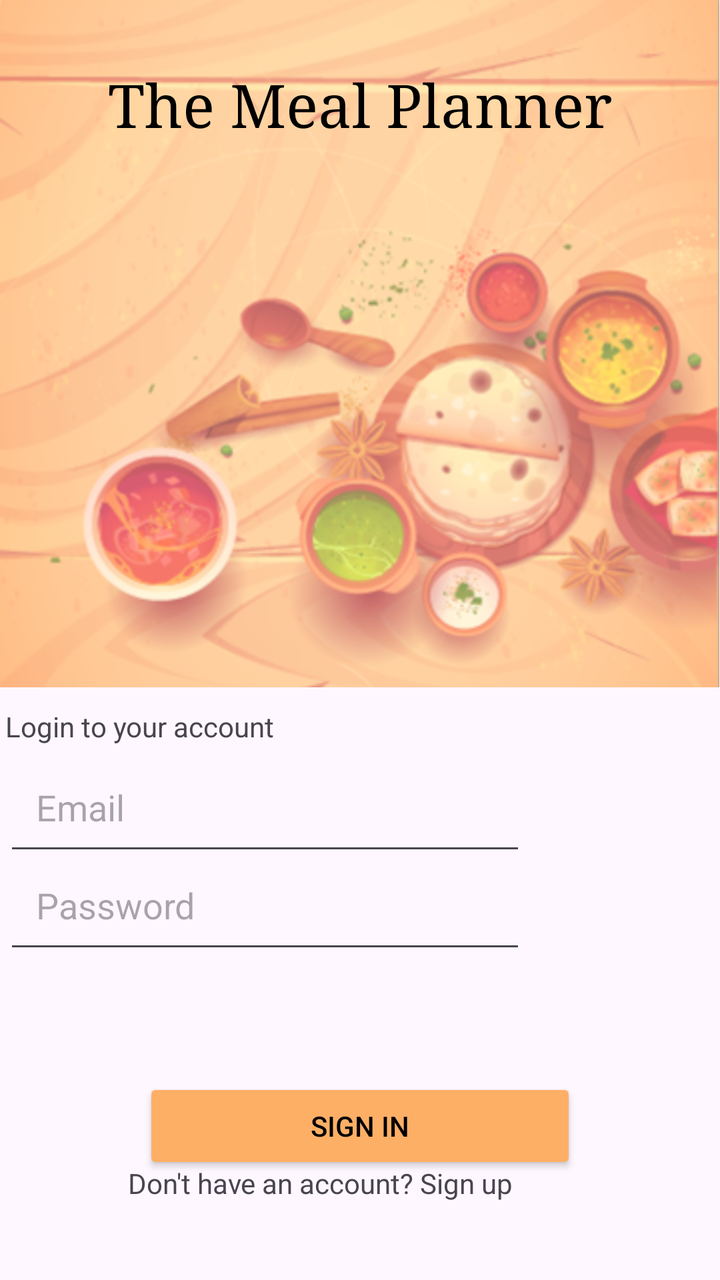
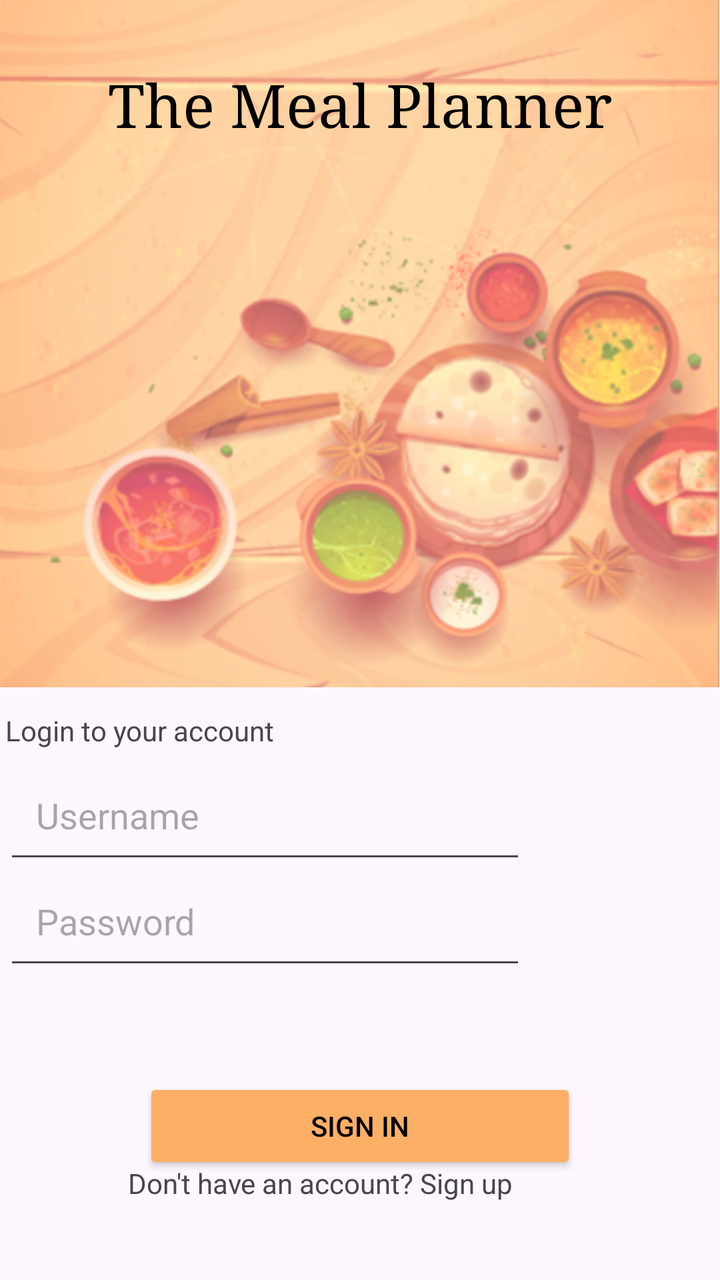

Screens rendered from an Android XML layout before and after an edit, with the pre-edit source and the edit as a unified diff.
<!-- AndroidManifest.xml: application theme Theme.MealPlannerApp -->
<!-- res/layout/activity_main.xml -->
<?xml version="1.0" encoding="utf-8"?>
<androidx.constraintlayout.widget.ConstraintLayout xmlns:android="http://schemas.android.com/apk/res/android"
    xmlns:app="http://schemas.android.com/apk/res-auto"
    xmlns:tools="http://schemas.android.com/tools"
    android:layout_width="match_parent"
    android:layout_height="match_parent"
    android:onClick="signUpText"
    tools:context=".MainActivity">

    <ImageView
        android:id="@+id/imageView_bg"
        android:layout_width="wrap_content"
        android:layout_height="wrap_content"
        android:adjustViewBounds="true"
        android:cropToPadding="false"
        android:scaleType="fitStart"
        android:scaleX="1"
        android:scaleY="1"
        app:layout_constraintEnd_toEndOf="parent"
        app:layout_constraintStart_toStartOf="parent"
        app:layout_constraintTop_toTopOf="parent"
        app:srcCompat="@drawable/bg_" />

    <TextView
        android:id="@+id/TextView_Title"
        android:layout_width="wrap_content"
        android:layout_height="wrap_content"
        android:layout_marginBottom="240dp"
        android:fontFamily="serif"
        android:text="The Meal Planner"
        android:textColor="#000000"
        android:textSize="30sp"
        app:layout_constraintBottom_toBottomOf="@+id/imageView_bg"
        app:layout_constraintEnd_toEndOf="@+id/imageView_bg"
        app:layout_constraintStart_toStartOf="@+id/imageView_bg"
        app:layout_constraintTop_toTopOf="@+id/imageView_bg" />

    <TextView
        android:id="@+id/textView_signup"
        android:layout_width="wrap_content"
        android:layout_height="wrap_content"
        android:layout_marginTop="8dp"
        android:layout_marginEnd="220dp"
        android:text="Login to your account"
        app:layout_constraintBottom_toTopOf="@+id/editText_email_signin"
        app:layout_constraintEnd_toEndOf="parent"
        app:layout_constraintStart_toStartOf="parent"
        app:layout_constraintTop_toBottomOf="@+id/imageView_bg" />

    <EditText
        android:id="@+id/editText_email_signin"
        android:layout_width="261dp"
        android:layout_height="58dp"
        android:layout_marginTop="40dp"
        android:layout_marginEnd="95dp"
        android:ems="10"
        android:hint="Email"
        android:inputType="text"
        android:padding="48px"
        app:layout_constraintBottom_toTopOf="@+id/editText_password_signin"
        app:layout_constraintEnd_toEndOf="parent"
        app:layout_constraintStart_toStartOf="parent"
        app:layout_constraintTop_toBottomOf="@+id/imageView_bg" />

    <EditText
        android:id="@+id/editText_password_signin"
        android:layout_width="261dp"
        android:layout_height="58dp"
        android:layout_marginTop="80dp"
        android:layout_marginEnd="95dp"
        android:ems="10"
        android:hint="Password"
        android:inputType="text"
        android:padding="48px"
        app:layout_constraintEnd_toEndOf="parent"
        app:layout_constraintStart_toStartOf="parent"
        app:layout_constraintTop_toBottomOf="@+id/imageView_bg" />

    <TextView
        android:id="@+id/textView_signIn"
        android:layout_width="232dp"
        android:layout_height="20dp"
        android:layout_marginTop="200dp"
        android:text="@string/sign_up"
        app:layout_constraintBottom_toBottomOf="parent"
        app:layout_constraintEnd_toEndOf="parent"
        app:layout_constraintStart_toStartOf="parent"
        app:layout_constraintTop_toBottomOf="@+id/imageView_bg" />

    <Button
        android:id="@+id/button_signin"
        android:layout_width="wrap_content"
        android:layout_height="wrap_content"
        android:layout_marginTop="200dp"
        android:width="650px"
        android:height="140px"
        android:backgroundTint="#feaf66"
        android:text="Sign In"
        android:textColor="#000000"
        android:textColorHighlight="#FEAF66"
        android:textColorLink="#FEAF66"
        app:iconPadding="8dp"
        app:layout_constraintBottom_toTopOf="@+id/textView_signIn"
        app:layout_constraintEnd_toEndOf="parent"
        app:layout_constraintStart_toStartOf="parent"
        app:layout_constraintTop_toBottomOf="@+id/imageView_bg" />

    <TextView
        android:id="@+id/textView_signup_sheet"
        android:layout_width="wrap_content"
        android:layout_height="wrap_content"
        android:layout_marginStart="220dp"
        android:layout_marginEnd="80dp"
        android:clickable="true"
        android:focusable="true"
        android:onClick="signUpText"
        android:padding="48px"
        android:text="@string/clickable"
        android:textColor="#57a0d4"
        app:layout_constraintBottom_toBottomOf="@+id/textView_signIn"
        app:layout_constraintEnd_toEndOf="parent"
        app:layout_constraintHorizontal_bias="0.66"
        app:layout_constraintStart_toEndOf="@+id/textView_signIn"
        app:layout_constraintStart_toStartOf="@+id/textView_signIn"
        app:layout_constraintTop_toTopOf="@+id/textView_signIn"
        app:layout_constraintVertical_bias="0.48000002" />

</androidx.constraintlayout.widget.ConstraintLayout>
<!-- resources referenced by this layout -->
<resources>
  <!-- drawable bg_: png bitmap (drawable, 492366 bytes) -->
  <string name="clickable"><u>Here</u>.</string>
  <string name="sign_up">Don\'t have an account? Sign up  </string>
  <style name="Theme.MealPlannerApp" parent="Base.Theme.MealPlannerApp" />
  <style name="Base.Theme.MealPlannerApp" parent="Theme.Material3.DayNight.NoActionBar">
          
          <item name="colorPrimary">@color/orange</item>
          <item name="colorPrimaryVariant">@color/darkRed</item>
          <item name="colorAccent">@color/reddishOrange</item>
          <item name="android:statusBarColor">@color/reddishOrange</item>
          <item name="android:navigationBarColor">@color/orange</item>
      </style>
  <color name="orange">#feaf66</color>
  <color name="darkRed">#622f34</color>
  <color name="reddishOrange">#e06456</color>
</resources>

<!-- the commit's change to res/layout/activity_main.xml (unified diff, before → after) -->
@@ -42,19 +42,19 @@
         android:layout_marginTop="8dp"
         android:layout_marginEnd="220dp"
         android:text="Login to your account"
-        app:layout_constraintBottom_toTopOf="@+id/editText_email_signin"
+        app:layout_constraintBottom_toTopOf="@+id/editText_username_signin"
         app:layout_constraintEnd_toEndOf="parent"
         app:layout_constraintStart_toStartOf="parent"
         app:layout_constraintTop_toBottomOf="@+id/imageView_bg" />
 
     <EditText
-        android:id="@+id/editText_email_signin"
+        android:id="@+id/editText_username_signin"
         android:layout_width="261dp"
         android:layout_height="58dp"
         android:layout_marginTop="40dp"
         android:layout_marginEnd="95dp"
         android:ems="10"
-        android:hint="Email"
+        android:hint="Username"
         android:inputType="text"
         android:padding="48px"
         app:layout_constraintBottom_toTopOf="@+id/editText_password_signin"
@@ -66,13 +66,14 @@
         android:id="@+id/editText_password_signin"
         android:layout_width="261dp"
         android:layout_height="58dp"
-        android:layout_marginTop="80dp"
+        android:layout_marginTop="88dp"
         android:layout_marginEnd="95dp"
         android:ems="10"
         android:hint="Password"
         android:inputType="text"
         android:padding="48px"
         app:layout_constraintEnd_toEndOf="parent"
+        app:layout_constraintHorizontal_bias="0.509"
         app:layout_constraintStart_toStartOf="parent"
         app:layout_constraintTop_toBottomOf="@+id/imageView_bg" />
 
